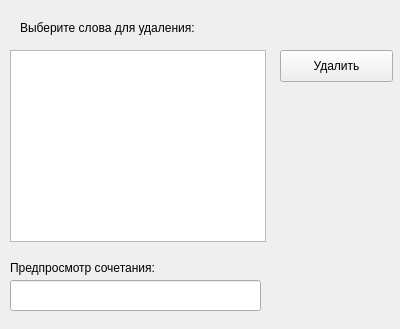
Qt form uis/delete_words_col.ui (Holodome/ling) before a commit.
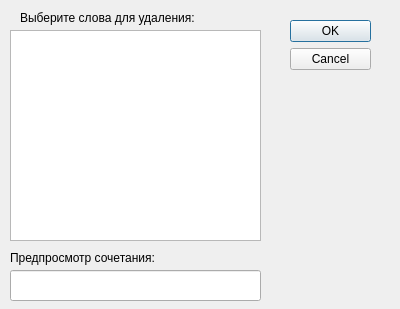
The same form after that commit.

```diff
--- a/uis/delete_words_col.ui
+++ b/uis/delete_words_col.ui
@@ -1,23 +1,52 @@
 <?xml version="1.0" encoding="UTF-8"?>
 <ui version="4.0">
- <class>Form</class>
- <widget class="QWidget" name="Form">
+ <class>Dialog</class>
+ <widget class="QDialog" name="Dialog">
   <property name="geometry">
    <rect>
     <x>0</x>
     <y>0</y>
     <width>400</width>
-    <height>329</height>
+    <height>309</height>
    </rect>
   </property>
   <property name="windowTitle">
    <string>Form</string>
   </property>
+  <widget class="QDialogButtonBox" name="buttonBox">
+   <property name="geometry">
+    <rect>
+     <x>290</x>
+     <y>20</y>
+     <width>81</width>
+     <height>241</height>
+    </rect>
+   </property>
+   <property name="orientation">
+    <enum>Qt::Vertical</enum>
+   </property>
+   <property name="standardButtons">
+    <set>QDialogButtonBox::Cancel|QDialogButtonBox::Ok</set>
+   </property>
+  </widget>
+  <widget class="QLineEdit" name="preview_field">
+   <property name="geometry">
+    <rect>
+     <x>10</x>
+     <y>270</y>
+     <width>251</width>
+     <height>31</height>
+    </rect>
+   </property>
+   <property name="readOnly">
+    <bool>true</bool>
+   </property>
+  </widget>
   <widget class="QLabel" name="label">
    <property name="geometry">
     <rect>
      <x>20</x>
-     <y>20</y>
+     <y>10</y>
      <width>361</width>
      <height>16</height>
     </rect>
@@ -26,44 +55,11 @@
     <string>Выберите слова для удаления:</string>
    </property>
   </widget>
-  <widget class="QListView" name="word_list">
-   <property name="geometry">
-    <rect>
-     <x>10</x>
-     <y>50</y>
-     <width>256</width>
-     <height>192</height>
-    </rect>
-   </property>
-  </widget>
-  <widget class="QPushButton" name="delete_btn">
-   <property name="geometry">
-    <rect>
-     <x>280</x>
-     <y>50</y>
-     <width>113</width>
-     <height>32</height>
-    </rect>
-   </property>
-   <property name="text">
-    <string>Удалить</string>
-   </property>
-  </widget>
-  <widget class="QLineEdit" name="preview_field">
-   <property name="geometry">
-    <rect>
-     <x>10</x>
-     <y>280</y>
-     <width>251</width>
-     <height>31</height>
-    </rect>
-   </property>
-  </widget>
   <widget class="QLabel" name="label_2">
    <property name="geometry">
     <rect>
      <x>10</x>
-     <y>260</y>
+     <y>250</y>
      <width>251</width>
      <height>16</height>
     </rect>
@@ -72,6 +68,16 @@
     <string>Предпросмотр сочетания:</string>
    </property>
   </widget>
+  <widget class="QListWidget" name="word_list">
+   <property name="geometry">
+    <rect>
+     <x>10</x>
+     <y>30</y>
+     <width>251</width>
+     <height>211</height>
+    </rect>
+   </property>
+  </widget>
  </widget>
  <resources/>
  <connections/>
```
Left out of the diff: 37 changed lines with no effect on the pictures.
